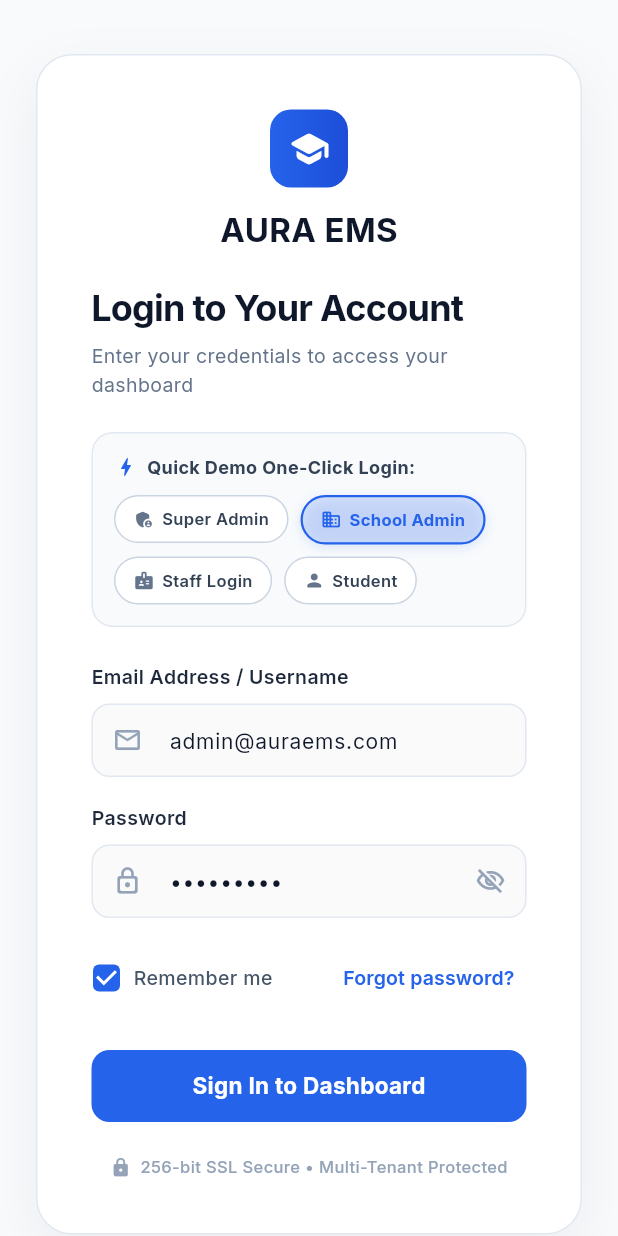
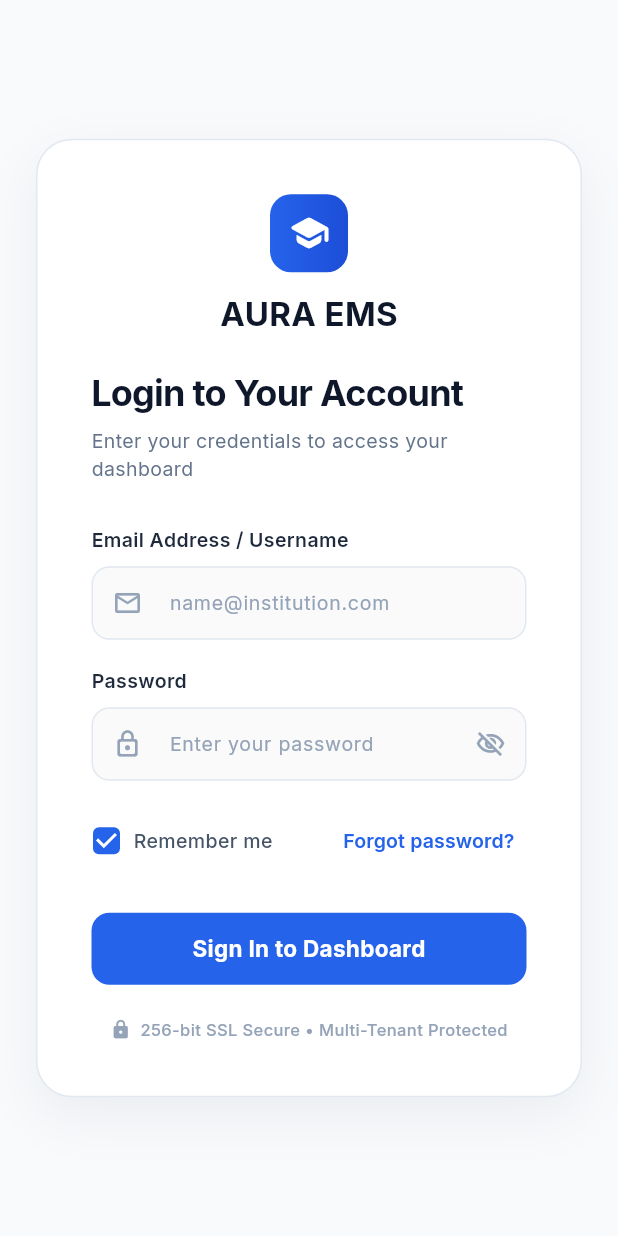
Before and after one commit to Parshav230405/ems, a Flutter app: the screen it shows after launch, on a phone screen of 412 x 824 dp. Run offline on Flutter 3.47's test engine with Material 3 defaults, Android fonts, the phone set to English and light mode, and no system bars; our stand-ins replace google_fonts; accounts and stored records are empty.

Commit message:
feat(auth): remove demo credentials and leave email/password fields empty by default

```diff
--- a/frontend/lib/screens/auth/login_screen.dart
+++ b/frontend/lib/screens/auth/login_screen.dart
@@ -12,11 +12,10 @@ class LoginScreen extends StatefulWidget {
 
 class _LoginScreenState extends State<LoginScreen> {
   final _formKey = GlobalKey<FormState>();
-  final _emailController = TextEditingController(text: 'admin@auraems.com');
-  final _passwordController = TextEditingController(text: 'Admin@123');
+  final _emailController = TextEditingController();
+  final _passwordController = TextEditingController();
   bool _rememberMe = true;
   bool _obscurePassword = true;
-  String _selectedRole = 'School Admin';
 
   @override
   void dispose() {
@@ -51,13 +50,6 @@ class _LoginScreenState extends State<LoginScreen> {
     }
   }
 
-  void _fillCredentials(String role, String email, String password) {
-    setState(() {
-      _selectedRole = role;
-      _emailController.text = email;
-      _passwordController.text = password;
-    });
-  }
 
   @override
   Widget build(BuildContext context) {
@@ -298,73 +290,7 @@ class _LoginScreenState extends State<LoginScreen> {
                               style: TextStyle(fontSize: 13, color: Color(0xFF64748B)),
                             ),
 
-                            const SizedBox(height: 22),
-
-                            // Quick Demo Credentials Selector
-                            Container(
-                              padding: const EdgeInsets.all(14),
-                              decoration: BoxDecoration(
-                                color: const Color(0xFFF8FAFC),
-                                borderRadius: BorderRadius.circular(14),
-                                border: Border.all(color: const Color(0xFFE2E8F0)),
-                              ),
-                              child: Column(
-                                crossAxisAlignment: CrossAxisAlignment.start,
-                                children: [
-                                  Row(
-                                    children: const [
-                                      Icon(Icons.bolt_rounded, size: 16, color: Color(0xFF2563EB)),
-                                      SizedBox(width: 6),
-                                      Text(
-                                        'Quick Demo One-Click Login:',
-                                        style: TextStyle(
-                                          fontSize: 12,
-                                          fontWeight: FontWeight.w700,
-                                          color: Color(0xFF334155),
-                                        ),
-                                      ),
-                                    ],
-                                  ),
-                                  const SizedBox(height: 10),
-                                  Wrap(
-                                    spacing: 8,
-                                    runSpacing: 8,
-                                    children: [
-                                      _buildRolePill(
-                                        role: 'Super Admin',
-                                        icon: Icons.admin_panel_settings_rounded,
-                                        email: 'superadmin@auraems.com',
-                                        pass: 'SuperAdmin@123',
-                                        color: const Color(0xFF0F172A),
-                                      ),
-                                      _buildRolePill(
-                                        role: 'School Admin',
-                                        icon: Icons.business_rounded,
-                                        email: 'admin@auraems.com',
-                                        pass: 'Admin@123',
-                                        color: const Color(0xFF2563EB),
-                                      ),
-                                      _buildRolePill(
-                                        role: 'Staff Login',
-                                        icon: Icons.badge_rounded,
-                                        email: 'staff@auraems.com',
-                                        pass: 'Staff@123',
-                                        color: const Color(0xFF0D9488),
-                                      ),
-                                      _buildRolePill(
-                                        role: 'Student',
-                                        icon: Icons.person_rounded,
-                                        email: 'alex.morgan@auraems.com',
-                                        pass: 'Student@123',
-                                        color: const Color(0xFF7C3AED),
-                                      ),
-                                    ],
-                                  ),
-                                ],
-                              ),
-                            ),
-
-                            const SizedBox(height: 24),
+                            const SizedBox(height: 28),
 
                             // Email Field
                             const Text(
@@ -590,56 +516,7 @@ class _LoginScreenState extends State<LoginScreen> {
     );
   }
 
-  Widget _buildRolePill({
-    required String role,
-    required IconData icon,
-    required String email,
-    required String pass,
-    required Color color,
-  }) {
-    final isSelected = _selectedRole == role;
 
-    return InkWell(
-      borderRadius: BorderRadius.circular(20),
-      onTap: () => _fillCredentials(role, email, pass),
-      child: AnimatedContainer(
-        duration: const Duration(milliseconds: 180),
-        padding: const EdgeInsets.symmetric(horizontal: 12, vertical: 7),
-        decoration: BoxDecoration(
-          color: isSelected ? color.withOpacity(0.12) : Colors.white,
-          borderRadius: BorderRadius.circular(20),
-          border: Border.all(
-            color: isSelected ? color : const Color(0xFFCBD5E1),
-            width: isSelected ? 1.5 : 1.0,
-          ),
-          boxShadow: isSelected
-              ? [
-                  BoxShadow(
-                    color: color.withOpacity(0.15),
-                    blurRadius: 6,
-                    offset: const Offset(0, 2),
-                  ),
-                ]
-              : null,
-        ),
-        child: Row(
-          mainAxisSize: MainAxisSize.min,
-          children: [
-            Icon(icon, size: 14, color: isSelected ? color : const Color(0xFF64748B)),
-            const SizedBox(width: 5),
-            Text(
-              role,
-              style: TextStyle(
-                fontSize: 11,
-                fontWeight: isSelected ? FontWeight.w700 : FontWeight.w600,
-                color: isSelected ? color : const Color(0xFF334155),
-              ),
-            ),
-          ],
-        ),
-      ),
-    );
-  }
 
   Widget _buildFeatureRow(IconData icon, String text) {
     return Row(
```
Also changed, not shown: 3 other files.
